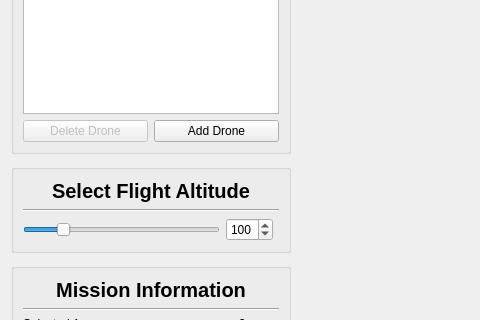
Before: the Qt Designer form UI/Preflight2/pre2_design.ui in cmpe-DroneLab/GeoFly3D, drawn with Qt 5; both pictures show x 0 to 480 and y 289 to 609 of the 1024 by 768 pixel window.
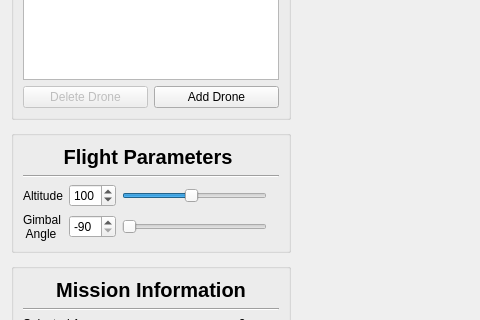
After: the same form once the commit is applied.

Commit message: Added Gimbal Angle setting

Patch:
```diff
--- a/UI/Preflight2/pre2_design.ui
+++ b/UI/Preflight2/pre2_design.ui
@@ -111,20 +111,16 @@
      <item>
       <widget class="QGroupBox" name="gb_resolution">
        <layout class="QGridLayout" name="gridLayout_2">
-        <item row="1" column="0" colspan="3">
-         <widget class="Line" name="line">
-          <property name="orientation">
-           <enum>Qt::Horizontal</enum>
-          </property>
-         </widget>
-        </item>
-        <item row="2" column="0">
+        <item row="3" column="2">
          <widget class="QSlider" name="slider_altitude">
           <property name="minimum">
            <number>10</number>
           </property>
           <property name="maximum">
-           <number>500</number>
+           <number>200</number>
+          </property>
+          <property name="singleStep">
+           <number>5</number>
           </property>
           <property name="value">
            <number>100</number>
@@ -134,8 +130,42 @@
           </property>
          </widget>
         </item>
-        <item row="0" column="0" colspan="3">
+        <item row="4" column="2">
+         <widget class="QSlider" name="slider_gimbal">
+          <property name="minimum">
+           <number>-90</number>
+          </property>
+          <property name="maximum">
+           <number>0</number>
+          </property>
+          <property name="singleStep">
+           <number>5</number>
+          </property>
+          <property name="value">
+           <number>-90</number>
+          </property>
+          <property name="orientation">
+           <enum>Qt::Horizontal</enum>
+          </property>
+         </widget>
+        </item>
+        <item row="4" column="0">
+         <widget class="QLabel" name="label_gimbal_angle">
+          <property name="text">
+           <string>Gimbal 
+ Angle</string>
+          </property>
+         </widget>
+        </item>
+        <item row="3" column="0">
          <widget class="QLabel" name="label_altitude">
+          <property name="text">
+           <string>Altitude</string>
+          </property>
+         </widget>
+        </item>
+        <item row="0" column="0" colspan="4">
+         <widget class="QLabel" name="label_flight_parameters">
           <property name="font">
            <font>
             <pointsize>15</pointsize>
@@ -143,26 +173,46 @@
            </font>
           </property>
           <property name="text">
-           <string>Select Flight Altitude</string>
+           <string>Flight Parameters</string>
           </property>
           <property name="alignment">
            <set>Qt::AlignCenter</set>
           </property>
          </widget>
         </item>
-        <item row="2" column="1">
+        <item row="3" column="1">
          <widget class="QSpinBox" name="spinbox_altitude">
           <property name="minimum">
            <number>10</number>
           </property>
           <property name="maximum">
-           <number>500</number>
+           <number>200</number>
           </property>
           <property name="value">
            <number>100</number>
           </property>
          </widget>
         </item>
+        <item row="4" column="1">
+         <widget class="QSpinBox" name="spinbox_gimbal">
+          <property name="minimum">
+           <number>-90</number>
+          </property>
+          <property name="maximum">
+           <number>0</number>
+          </property>
+          <property name="value">
+           <number>-90</number>
+          </property>
+         </widget>
+        </item>
+        <item row="1" column="0" colspan="5">
+         <widget class="Line" name="line">
+          <property name="orientation">
+           <enum>Qt::Horizontal</enum>
+          </property>
+         </widget>
+        </item>
        </layout>
       </widget>
      </item>
```
The commit also changes 7 other files.
